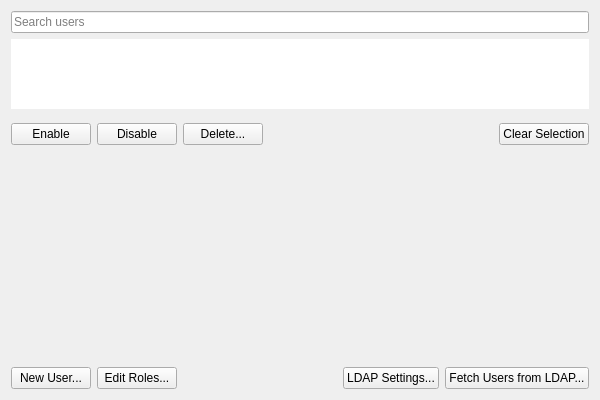
Above: client/nx_client_desktop/src/ui/widgets/system_settings/user_management_widget.ui from networkoptix/nx_open before the change. Below: the same form after it.
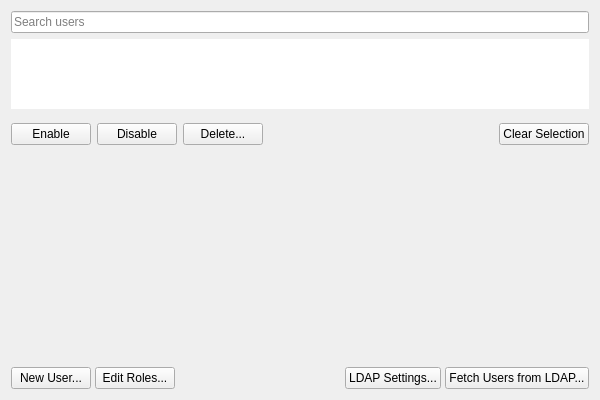
That is the form after the change. Custom widgets are drawn as their Qt base class.

```diff
--- a/client/nx_client_desktop/src/ui/widgets/system_settings/user_management_widget.ui
+++ b/client/nx_client_desktop/src/ui/widgets/system_settings/user_management_widget.ui
@@ -128,6 +128,9 @@
    </item>
    <item>
     <layout class="QHBoxLayout" name="horizontalLayout_2">
+     <property name="spacing">
+      <number>4</number>
+     </property>
      <property name="topMargin">
       <number>0</number>
      </property>
```
Left out of the diff: 9 changed lines with no effect on the pictures.
